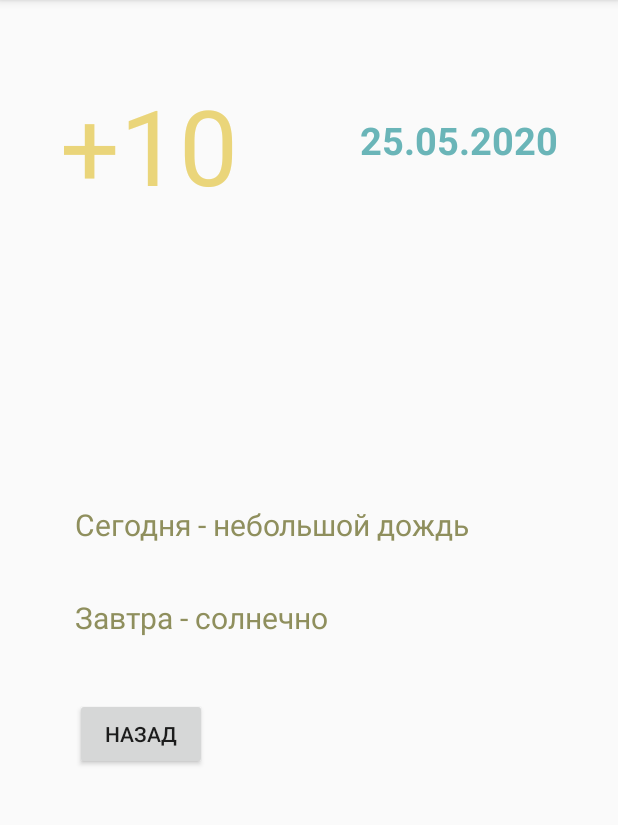
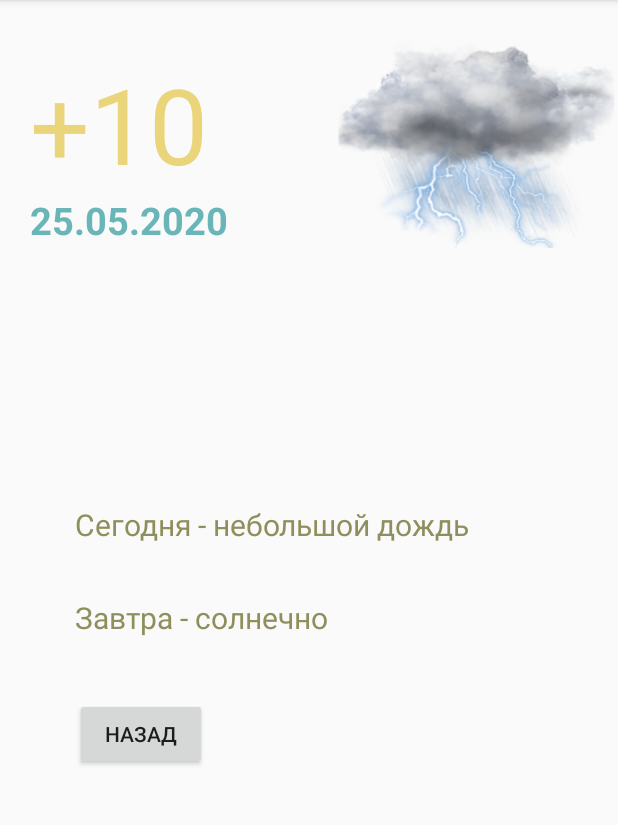
Before and after one commit to Ivnee/Android, an Android app: the screen it shows after launch (NewPage), after a tap on "OK", on a phone screen of 412 x 824 dp, the part 84-909 px from its top. Run offline under Robolectric (Android 15) with nearby library versions, the phone set to English and light mode, and no system bars; 1 other tap on this screen came first.

Commit message:
dz2Commit

```diff
--- a/app/src/main/res/layout/activity_new_page.xml
+++ b/app/src/main/res/layout/activity_new_page.xml
@@ -10,8 +10,8 @@
         android:id="@+id/temp"
         android:layout_width="wrap_content"
         android:layout_height="wrap_content"
-        android:layout_marginStart="40dp"
-        android:layout_marginTop="50dp"
+        android:layout_marginStart="20dp"
+        android:layout_marginTop="36dp"
         android:text="@string/_10"
         android:textColor="@color/tempColor"
         android:textSize="70sp"
@@ -51,14 +51,14 @@
         android:id="@+id/date"
         android:layout_width="wrap_content"
         android:layout_height="wrap_content"
-        android:layout_marginTop="76dp"
-        android:layout_marginEnd="40dp"
         android:text="@string/_25_05_2020"
         android:textColor="@color/blue"
         android:textSize="25sp"
         android:textStyle="bold"
         app:layout_constraintEnd_toEndOf="parent"
-        app:layout_constraintTop_toTopOf="parent" />
+        app:layout_constraintHorizontal_bias="0.071"
+        app:layout_constraintStart_toStartOf="parent"
+        app:layout_constraintTop_toBottomOf="@+id/temp" />
 
     <Button
         android:id="@+id/back"
@@ -69,4 +69,13 @@
         app:layout_constraintStart_toStartOf="@+id/tomorrow"
         app:layout_constraintTop_toBottomOf="@+id/tomorrow" />
 
+    <ImageView
+        android:id="@+id/rain"
+        android:layout_width="189dp"
+        android:layout_height="183dp"
+        app:layout_constraintEnd_toEndOf="parent"
+        app:layout_constraintTop_toTopOf="parent"
+        app:srcCompat="@drawable/cloud_light"
+        android:contentDescription="@string/rain_light" />
+
 </androidx.constraintlayout.widget.ConstraintLayout>
--- a/app/src/main/res/values/strings.xml
+++ b/app/src/main/res/values/strings.xml
@@ -10,4 +10,6 @@
     <string name="low_cloudy">Сегодня - небольшой дождь</string>
     <string name="_25_05_2020">25.05.2020</string>
     <string name="back">Назад</string>
+    <string name="Info_about">\"Информация о городе \"</string>
+    <string name="rain_light">rain_light</string>
 </resources>
```
Also changed, not shown: app/src/main/java/com/geek/test/MainActivity.java (+7 -1 lines), app/src/main/java/com/geek/test/NewPage.java (+8 -2 lines), app/src/main/res/layout/activity_main.xml (+10 -0 lines), app/src/main/res/drawable/bad_rain.png (added), app/src/main/res/drawable/cloud_light.png (added), app/src/main/res/drawable/good_light.png (added), app/src/main/res/drawable/sun.png (added).
